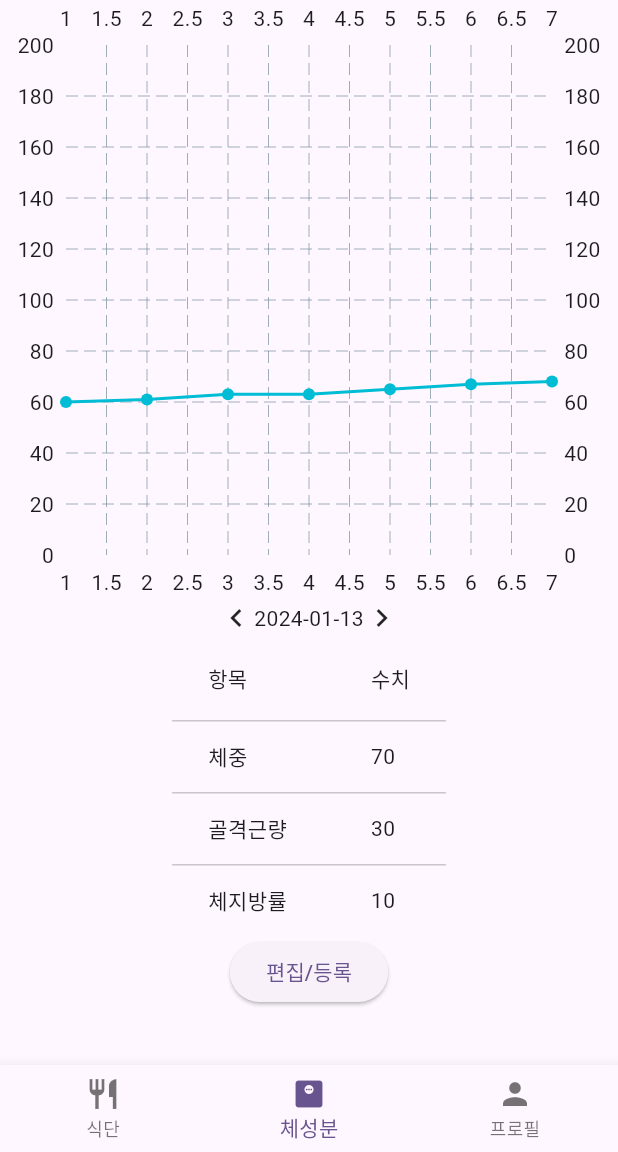
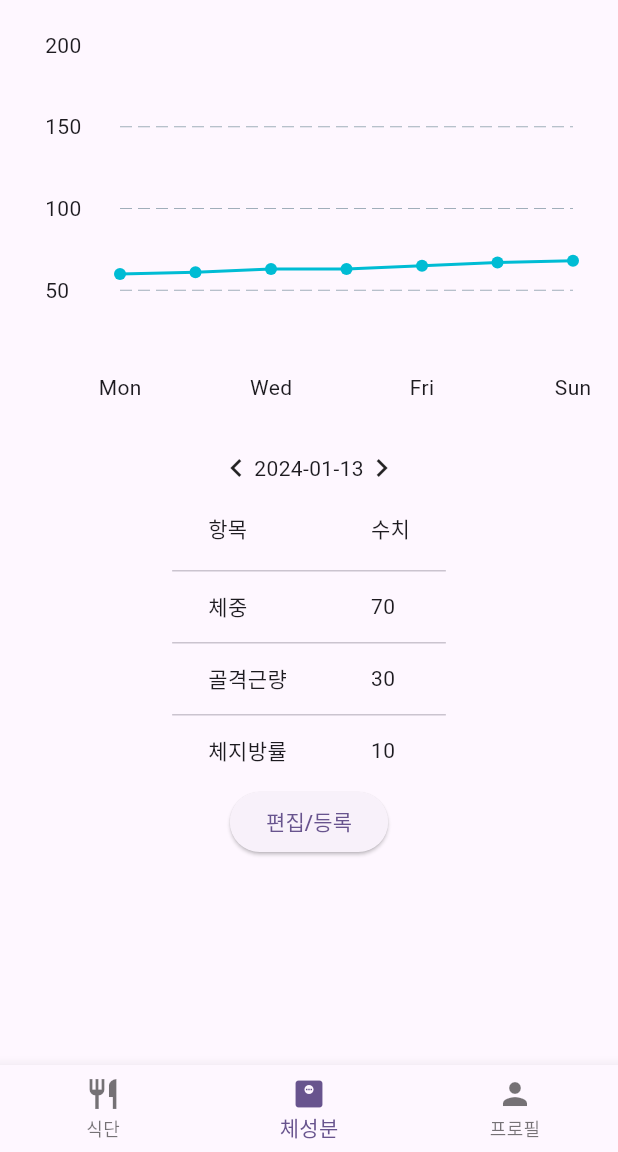
Before and after one commit to mintaeh0/capstone, a Flutter app: the screen it shows after launch, item 2 of the bottom bar chosen, on a phone screen of 412 x 824 dp, the part 84-1236 px from its top. Run offline on Flutter 3.47's test engine with Material 3 defaults, Android fonts, the phone set to English and light mode, and no system bars; drawn by our look-alikes of fl_chart.

Commit message:
차트 다듬기, 체성분 페이지 껍데기 완료

```diff
--- a/project1/lib/main.dart
+++ b/project1/lib/main.dart
@@ -184,9 +184,54 @@ class BMIPage extends StatelessWidget {
       child: Column(
         children: [
           Container(
-              height: 400,
+              padding: const EdgeInsets.all(30),
+              height: 300,
               child: LineChart(LineChartData(
                   borderData: FlBorderData(show: false),
+                  gridData: const FlGridData(
+                    show: true,
+                    drawVerticalLine: false,
+                  ),
+                  titlesData: FlTitlesData(
+                    show: true,
+                    bottomTitles: AxisTitles(
+                        sideTitles: SideTitles(
+                      showTitles: true,
+                      interval: 1,
+                      getTitlesWidget: (value, meta) {
+                        switch (value.toInt()) {
+                          case 1:
+                            return Text("Mon");
+                          case 3:
+                            return Text("Wed");
+                          case 5:
+                            return Text("Fri");
+                          case 7:
+                            return Text("Sun");
+                          default:
+                            return Text("");
+                        }
+                      },
+                    )),
+                    leftTitles: AxisTitles(
+                        sideTitles: SideTitles(
+                      showTitles: true,
+                      interval: 50,
+                      reservedSize: 50,
+                      getTitlesWidget: (value, meta) {
+                        switch (value.toInt()) {
+                          case 0:
+                            return Text("");
+                          default:
+                            return Text(value.toInt().toString());
+                        }
+                      },
+                    )),
+                    topTitles: const AxisTitles(
+                        sideTitles: SideTitles(showTitles: false)),
+                    rightTitles: const AxisTitles(
+                        sideTitles: SideTitles(showTitles: false)),
+                  ),
                   minX: 1,
                   maxX: 7,
                   minY: 0,
```
